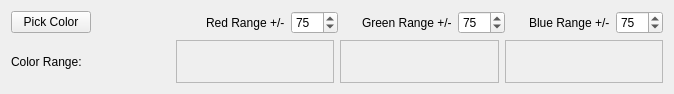
Qt form resources/views/algorithms/ColorMatch.ui (crgrove/automated-drone-image-analysis-tool) before a commit.
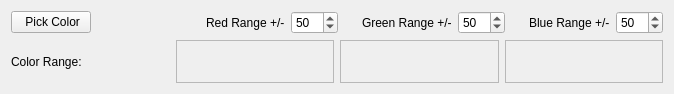
The same form after that commit. Icons and pictures are not drawn.

The edit to the form file:
```diff
--- a/resources/views/algorithms/ColorMatch.ui
+++ b/resources/views/algorithms/ColorMatch.ui
@@ -19,7 +19,11 @@
      <item>
       <widget class="QPushButton" name="colorButton">
        <property name="text">
-        <string>Pick Color</string>
+        <string> Pick Color</string>
+       </property>
+       <property name="icon">
+        <iconset resource="MatchedFilter.qrc">
+         <normaloff>:/icons/color.png</normaloff>:/icons/color.png</iconset>
        </property>
       </widget>
      </item>
@@ -51,7 +55,7 @@
           <number>255</number>
          </property>
          <property name="value">
-          <number>75</number>
+          <number>50</number>
          </property>
         </widget>
        </item>
@@ -81,7 +85,7 @@
           <number>255</number>
          </property>
          <property name="value">
-          <number>75</number>
+          <number>50</number>
          </property>
         </widget>
        </item>
@@ -111,7 +115,7 @@
           <number>255</number>
          </property>
          <property name="value">
-          <number>75</number>
+          <number>50</number>
          </property>
         </widget>
        </item>
```
Left out of the diff: 22 changed lines with no effect on the pictures.
